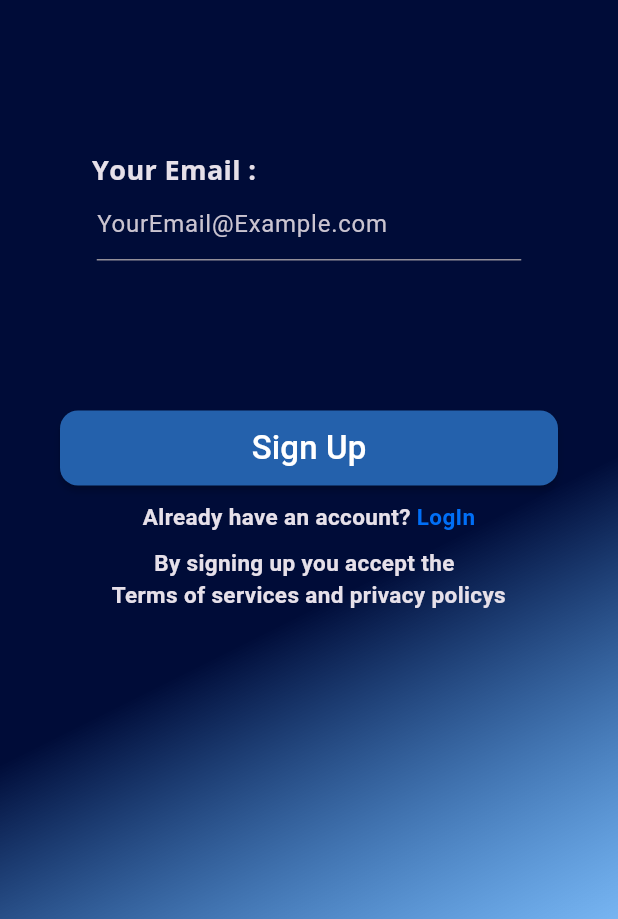
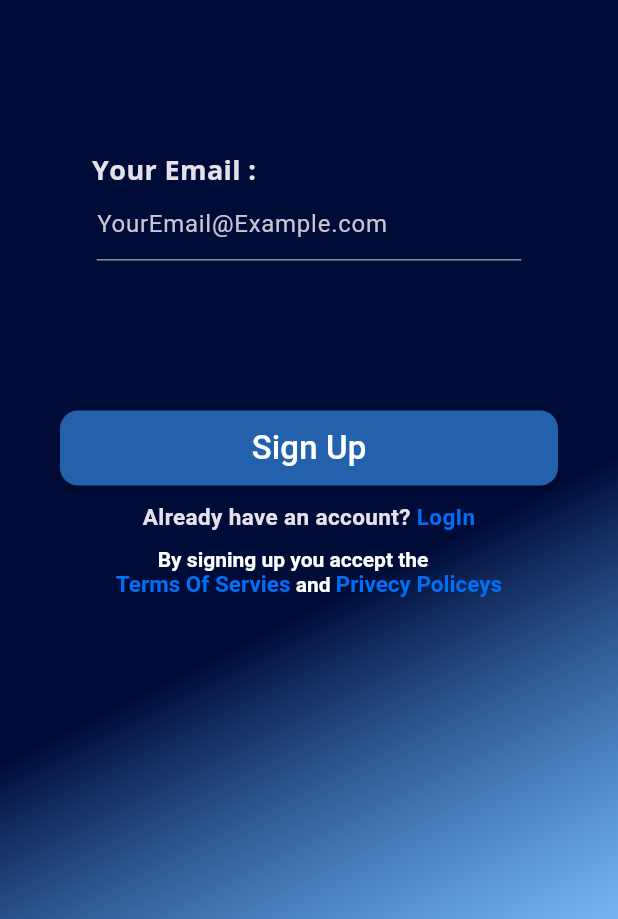
Before and after one commit to albeek0/doptica_app, a Flutter app: the screen it shows after launch, on a phone screen of 412 x 824 dp, the part 317-1236 px from its top. Run offline on Flutter 3.47's test engine with Material 3 defaults, Android fonts, the phone set to English and light mode, and no system bars; our stand-ins replace go_router.

Commit message:
finished sign up page

```diff
--- a/lib/featurs/signup_and_signin.dart/sign_up.dart
+++ b/lib/featurs/signup_and_signin.dart/sign_up.dart
@@ -11,23 +11,6 @@ class SignUp extends StatelessWidget {
 
   @override
   Widget build(BuildContext context) {
-    Text text = const Text(
-      "Terms of services",
-      style: TextStyle(
-          fontWeight: FontWeight.bold,
-          fontSize: 15,
-          color: Color.fromARGB(255, 0, 111, 247)),
-    );
-    Text text2 = const Text(
-      "privacy policys",
-      style: TextStyle(
-          fontWeight: FontWeight.bold,
-          fontSize: 15,
-          color: Color.fromARGB(255, 0, 111, 247)),
-    );
-    String? text0 = text2.data;
-    String? text1 = text.data;
-    print(text.data);
     return CustomeContainer(
       widget: Scaffold(
         appBar: AppBar(
@@ -94,11 +77,32 @@ class SignUp extends StatelessWidget {
               const SizedBox(
                 height: 10,
               ),
-              Text(
-                "        By signing up you accept the\n $text1 and $text0 ",
-                style:
-                    const TextStyle(fontWeight: FontWeight.bold, fontSize: 15),
-              ),
+              InkWell(
+                onTap: () {},
+                child: RichText(
+                    text: const TextSpan(children: <TextSpan>[
+                  TextSpan(
+                      text: "        By signing up you accept the\n",
+                      style: TextStyle(fontWeight: FontWeight.bold)),
+                  TextSpan(
+                    text: "Terms Of Servies",
+                    style: TextStyle(
+                        fontWeight: FontWeight.bold,
+                        fontSize: 15,
+                        color: Color.fromARGB(255, 0, 111, 247)),
+                  ),
+                  TextSpan(
+                      text: " and ",
+                      style: TextStyle(fontWeight: FontWeight.bold)),
+                  TextSpan(
+                    text: "Privecy Policeys",
+                    style: TextStyle(
+                        fontWeight: FontWeight.bold,
+                        fontSize: 15,
+                        color: Color.fromARGB(255, 0, 111, 247)),
+                  )
+                ])),
+              )
             ],
           ),
         ),
```
